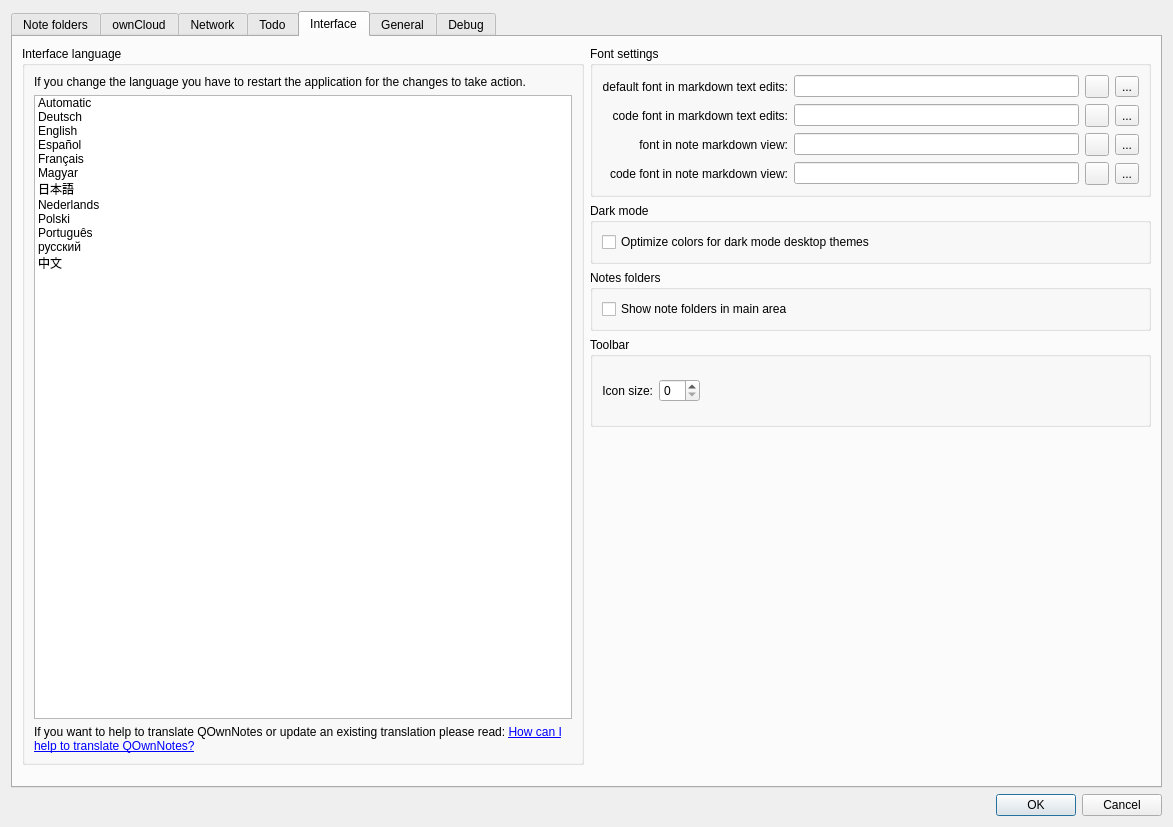
First picture: the form in src/dialogs/settingsdialog.ui, repository pbek/QOwnNotes, before the edit.
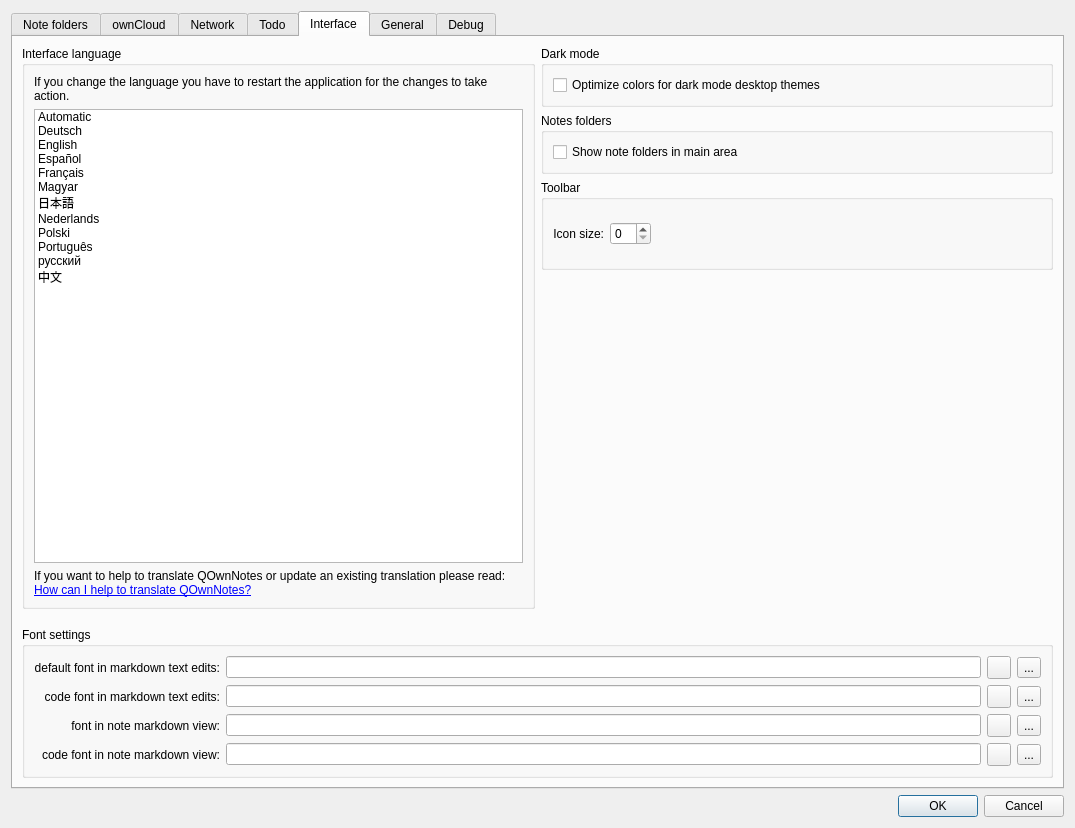
Second picture: the form after the edit. The open tabs and pages were chosen to show the change. Icons and pictures are not drawn. Custom widgets are drawn as their Qt base class.

Commit message: did some fixes to the settings dialog to support small screen widths

The edit to the form file:
```diff
--- a/src/dialogs/settingsdialog.ui
+++ b/src/dialogs/settingsdialog.ui
@@ -6,8 +6,8 @@
    <rect>
     <x>0</x>
     <y>0</y>
-    <width>1173</width>
-    <height>827</height>
+    <width>1075</width>
+    <height>828</height>
    </rect>
   </property>
   <property name="sizePolicy">
@@ -1305,198 +1305,6 @@
               <property name="bottomMargin">
                <number>0</number>
               </property>
-              <item>
-               <widget class="QGroupBox" name="groupBox_2">
-                <property name="sizePolicy">
-                 <sizepolicy hsizetype="Minimum" vsizetype="Preferred">
-                  <horstretch>0</horstretch>
-                  <verstretch>0</verstretch>
-                 </sizepolicy>
-                </property>
-                <property name="title">
-                 <string>Font settings</string>
-                </property>
-                <layout class="QGridLayout" name="gridLayout_6">
-                 <item row="0" column="1">
-                  <widget class="QLineEdit" name="noteTextEditFontLabel">
-                   <property name="readOnly">
-                    <bool>true</bool>
-                   </property>
-                  </widget>
-                 </item>
-                 <item row="3" column="1">
-                  <widget class="QLineEdit" name="noteTextViewCodeFontLabel">
-                   <property name="readOnly">
-                    <bool>true</bool>
-                   </property>
-                  </widget>
-                 </item>
-                 <item row="2" column="1">
-                  <widget class="QLineEdit" name="noteTextViewFontLabel">
-                   <property name="readOnly">
-                    <bool>true</bool>
-                   </property>
-                  </widget>
-                 </item>
-                 <item row="2" column="0">
-                  <widget class="QLabel" name="noteTextViewFontHeadlineLabel">
-                   <property name="text">
-                    <string>font in note markdown view:</string>
-                   </property>
-                   <property name="alignment">
-                    <set>Qt::AlignRight|Qt::AlignTrailing|Qt::AlignVCenter</set>
-                   </property>
-                  </widget>
-                 </item>
-                 <item row="0" column="0">
-                  <widget class="QLabel" name="noteTextEditFontHeadlineLabel">
-                   <property name="text">
-                    <string>default font in markdown text edits:</string>
-                   </property>
-                   <property name="alignment">
-                    <set>Qt::AlignRight|Qt::AlignTrailing|Qt::AlignVCenter</set>
-                   </property>
-                  </widget>
-                 </item>
-                 <item row="1" column="3">
-                  <widget class="QToolButton" name="noteTextEditCodeResetButton">
-                   <property name="toolTip">
-                    <string>reset font</string>
-                   </property>
-                   <property name="text">
-                    <string notr="true">...</string>
-                   </property>
-                   <property name="icon">
-                    <iconset theme="dialog-cancel" resource="../breeze-qownnotes.qrc">
-                     <normaloff>:/icons/breeze-qownnotes/16x16/dialog-cancel.svg</normaloff>:/icons/breeze-qownnotes/16x16/dialog-cancel.svg</iconset>
-                   </property>
-                  </widget>
-                 </item>
-                 <item row="0" column="3">
-                  <widget class="QToolButton" name="noteTextEditResetButton">
-                   <property name="toolTip">
-                    <string>reset font</string>
-                   </property>
-                   <property name="text">
-                    <string notr="true">...</string>
-                   </property>
-                   <property name="icon">
-                    <iconset theme="dialog-cancel" resource="../breeze-qownnotes.qrc">
-                     <normaloff>:/icons/breeze-qownnotes/16x16/dialog-cancel.svg</normaloff>:/icons/breeze-qownnotes/16x16/dialog-cancel.svg</iconset>
-                   </property>
-                  </widget>
-                 </item>
-                 <item row="2" column="2">
-                  <widget class="QToolButton" name="noteTextViewButton">
-                   <property name="toolTip">
-                    <string>set a new font</string>
-                   </property>
-                   <property name="text">
-                    <string/>
-                   </property>
-                   <property name="icon">
-                    <iconset theme="gtk-select-font" resource="../breeze-qownnotes.qrc">
-                     <normaloff>:/icons/breeze-qownnotes/16x16/gtk-select-font.svg</normaloff>:/icons/breeze-qownnotes/16x16/gtk-select-font.svg</iconset>
-                   </property>
-                  </widget>
-                 </item>
-                 <item row="1" column="0">
-                  <widget class="QLabel" name="noteTextEditCodeFontHeadlineLabel">
-                   <property name="text">
-                    <string>code font in markdown text edits:</string>
-                   </property>
-                   <property name="alignment">
-                    <set>Qt::AlignRight|Qt::AlignTrailing|Qt::AlignVCenter</set>
-                   </property>
-                  </widget>
-                 </item>
-                 <item row="3" column="0">
-                  <widget class="QLabel" name="noteTextViewCodeFontHeadlineLabel">
-                   <property name="text">
-                    <string>code font in note markdown view:</string>
-                   </property>
-                   <property name="alignment">
-                    <set>Qt::AlignRight|Qt::AlignTrailing|Qt::AlignVCenter</set>
-                   </property>
-                  </widget>
-                 </item>
-                 <item row="0" column="2">
-                  <widget class="QToolButton" name="noteTextEditButton">
-                   <property name="toolTip">
-                    <string>set a new font</string>
-                   </property>
-                   <property name="icon">
-                    <iconset theme="gtk-select-font" resource="../breeze-qownnotes.qrc">
-                     <normaloff>:/icons/breeze-qownnotes/16x16/gtk-select-font.svg</normaloff>:/icons/breeze-qownnotes/16x16/gtk-select-font.svg</iconset>
-                   </property>
-                  </widget>
-                 </item>
-                 <item row="1" column="1">
-                  <widget class="QLineEdit" name="noteTextEditCodeFontLabel">
-                   <property name="readOnly">
-                    <bool>true</bool>
-                   </property>
-                  </widget>
-                 </item>
-                 <item row="1" column="2">
-                  <widget class="QToolButton" name="noteTextEditCodeButton">
-                   <property name="toolTip">
-                    <string>set a new font</string>
-                   </property>
-                   <property name="text">
-                    <string/>
-                   </property>
-                   <property name="icon">
-                    <iconset theme="gtk-select-font" resource="../breeze-qownnotes.qrc">
-                     <normaloff>:/icons/breeze-qownnotes/16x16/gtk-select-font.svg</normaloff>:/icons/breeze-qownnotes/16x16/gtk-select-font.svg</iconset>
-                   </property>
-                  </widget>
-                 </item>
-                 <item row="2" column="3">
-                  <widget class="QToolButton" name="noteTextViewResetButton">
-                   <property name="toolTip">
-                    <string>reset font</string>
-                   </property>
-                   <property name="text">
-                    <string notr="true">...</string>
-                   </property>
-                   <property name="icon">
-                    <iconset theme="dialog-cancel" resource="../breeze-qownnotes.qrc">
-                     <normaloff>:/icons/breeze-qownnotes/16x16/dialog-cancel.svg</normaloff>:/icons/breeze-qownnotes/16x16/dialog-cancel.svg</iconset>
-                   </property>
-                  </widget>
-                 </item>
-                 <item row="3" column="3">
-                  <widget class="QToolButton" name="noteTextViewCodeResetButton">
-                   <property name="toolTip">
-                    <string>reset font</string>
-                   </property>
-                   <property name="text">
-                    <string notr="true">...</string>
-                   </property>
-                   <property name="icon">
-                    <iconset theme="dialog-cancel" resource="../breeze-qownnotes.qrc">
-                     <normaloff>:/icons/breeze-qownnotes/16x16/dialog-cancel.svg</normaloff>:/icons/breeze-qownnotes/16x16/dialog-cancel.svg</iconset>
-                   </property>
-                  </widget>
-                 </item>
-                 <item row="3" column="2">
-                  <widget class="QToolButton" name="noteTextViewCodeButton">
-                   <property name="toolTip">
-                    <string>set a new font</string>
-                   </property>
-                   <property name="text">
-                    <string/>
-                   </property>
-                   <property name="icon">
-                    <iconset theme="gtk-select-font" resource="../breeze-qownnotes.qrc">
-                     <normaloff>:/icons/breeze-qownnotes/16x16/gtk-select-font.svg</normaloff>:/icons/breeze-qownnotes/16x16/gtk-select-font.svg</iconset>
-                   </property>
-                  </widget>
-                 </item>
-                </layout>
-               </widget>
-              </item>
               <item>
                <widget class="QGroupBox" name="groupBox_14">
                 <property name="title">
@@ -1787,6 +1595,198 @@
              </layout>
             </widget>
            </item>
+           <item row="4" column="0" colspan="2">
+            <widget class="QGroupBox" name="groupBox_2">
+             <property name="sizePolicy">
+              <sizepolicy hsizetype="Minimum" vsizetype="Preferred">
+               <horstretch>0</horstretch>
+               <verstretch>0</verstretch>
+              </sizepolicy>
+             </property>
+             <property name="title">
+              <string>Font settings</string>
+             </property>
+             <layout class="QGridLayout" name="gridLayout_6">
+              <item row="0" column="1">
+               <widget class="QLineEdit" name="noteTextEditFontLabel">
+                <property name="readOnly">
+                 <bool>true</bool>
+                </property>
+               </widget>
+              </item>
+              <item row="3" column="1">
+               <widget class="QLineEdit" name="noteTextViewCodeFontLabel">
+                <property name="readOnly">
+                 <bool>true</bool>
+                </property>
+               </widget>
+              </item>
+              <item row="2" column="1">
+               <widget class="QLineEdit" name="noteTextViewFontLabel">
+                <property name="readOnly">
+                 <bool>true</bool>
+                </property>
+               </widget>
+              </item>
+              <item row="2" column="0">
+               <widget class="QLabel" name="noteTextViewFontHeadlineLabel">
+                <property name="text">
+                 <string>font in note markdown view:</string>
+                </property>
+                <property name="alignment">
+                 <set>Qt::AlignRight|Qt::AlignTrailing|Qt::AlignVCenter</set>
+                </property>
+               </widget>
+              </item>
+              <item row="0" column="0">
+               <widget class="QLabel" name="noteTextEditFontHeadlineLabel">
+                <property name="text">
+                 <string>default font in markdown text edits:</string>
+                </property>
+                <property name="alignment">
+                 <set>Qt::AlignRight|Qt::AlignTrailing|Qt::AlignVCenter</set>
+                </property>
+               </widget>
+              </item>
+              <item row="1" column="3">
+               <widget class="QToolButton" name="noteTextEditCodeResetButton">
+                <property name="toolTip">
+                 <string>reset font</string>
+                </property>
+                <property name="text">
+                 <string notr="true">...</string>
+                </property>
+                <property name="icon">
+                 <iconset theme="dialog-cancel" resource="../breeze-qownnotes.qrc">
+                  <normaloff>:/icons/breeze-qownnotes/16x16/dialog-cancel.svg</normaloff>:/icons/breeze-qownnotes/16x16/dialog-cancel.svg</iconset>
+                </property>
+               </widget>
+              </item>
+              <item row="0" column="3">
+               <widget class="QToolButton" name="noteTextEditResetButton">
+                <property name="toolTip">
+                 <string>reset font</string>
+                </property>
+                <property name="text">
+                 <string notr="true">...</string>
+                </property>
+                <property name="icon">
+                 <iconset theme="dialog-cancel" resource="../breeze-qownnotes.qrc">
+                  <normaloff>:/icons/breeze-qownnotes/16x16/dialog-cancel.svg</normaloff>:/icons/breeze-qownnotes/16x16/dialog-cancel.svg</iconset>
+                </property>
+               </widget>
+              </item>
+              <item row="2" column="2">
+               <widget class="QToolButton" name="noteTextViewButton">
+                <property name="toolTip">
+                 <string>set a new font</string>
+                </property>
+                <property name="text">
+                 <string/>
+                </property>
+                <property name="icon">
+                 <iconset theme="gtk-select-font" resource="../breeze-qownnotes.qrc">
+                  <normaloff>:/icons/breeze-qownnotes/16x16/gtk-select-font.svg</normaloff>:/icons/breeze-qownnotes/16x16/gtk-select-font.svg</iconset>
+                </property>
+               </widget>
+              </item>
+              <item row="1" column="0">
+               <widget class="QLabel" name="noteTextEditCodeFontHeadlineLabel">
+                <property name="text">
+                 <string>code font in markdown text edits:</string>
+                </property>
+                <property name="alignment">
+                 <set>Qt::AlignRight|Qt::AlignTrailing|Qt::AlignVCenter</set>
+                </property>
+               </widget>
+              </item>
+              <item row="3" column="0">
+               <widget class="QLabel" name="noteTextViewCodeFontHeadlineLabel">
+                <property name="text">
+                 <string>code font in note markdown view:</string>
+                </property>
+                <property name="alignment">
+                 <set>Qt::AlignRight|Qt::AlignTrailing|Qt::AlignVCenter</set>
+                </property>
+               </widget>
+              </item>
+              <item row="0" column="2">
+               <widget class="QToolButton" name="noteTextEditButton">
+                <property name="toolTip">
+                 <string>set a new font</string>
+                </property>
+                <property name="icon">
+                 <iconset theme="gtk-select-font" resource="../breeze-qownnotes.qrc">
+                  <normaloff>:/icons/breeze-qownnotes/16x16/gtk-select-font.svg</normaloff>:/icons/breeze-qownnotes/16x16/gtk-select-font.svg</iconset>
+                </property>
+               </widget>
+              </item>
+              <item row="1" column="1">
+               <widget class="QLineEdit" name="noteTextEditCodeFontLabel">
+                <property name="readOnly">
+                 <bool>true</bool>
+                </property>
+               </widget>
+              </item>
+              <item row="1" column="2">
+               <widget class="QToolButton" name="noteTextEditCodeButton">
+                <property name="toolTip">
+                 <string>set a new font</string>
+                </property>
+                <property name="text">
+                 <string/>
+                </property>
+                <property name="icon">
+                 <iconset theme="gtk-select-font" resource="../breeze-qownnotes.qrc">
+                  <normaloff>:/icons/breeze-qownnotes/16x16/gtk-select-font.svg</normaloff>:/icons/breeze-qownnotes/16x16/gtk-select-font.svg</iconset>
+                </property>
+               </widget>
+              </item>
+              <item row="2" column="3">
+               <widget class="QToolButton" name="noteTextViewResetButton">
+                <property name="toolTip">
+                 <string>reset font</string>
+                </property>
+                <property name="text">
+                 <string notr="true">...</string>
+                </property>
+                <property name="icon">
+                 <iconset theme="dialog-cancel" resource="../breeze-qownnotes.qrc">
+                  <normaloff>:/icons/breeze-qownnotes/16x16/dialog-cancel.svg</normaloff>:/icons/breeze-qownnotes/16x16/dialog-cancel.svg</iconset>
+                </property>
+               </widget>
+              </item>
+              <item row="3" column="3">
+               <widget class="QToolButton" name="noteTextViewCodeResetButton">
+                <property name="toolTip">
+                 <string>reset font</string>
+                </property>
+                <property name="text">
+                 <string notr="true">...</string>
+                </property>
+                <property name="icon">
+                 <iconset theme="dialog-cancel" resource="../breeze-qownnotes.qrc">
+                  <normaloff>:/icons/breeze-qownnotes/16x16/dialog-cancel.svg</normaloff>:/icons/breeze-qownnotes/16x16/dialog-cancel.svg</iconset>
+                </property>
+               </widget>
+              </item>
+              <item row="3" column="2">
+               <widget class="QToolButton" name="noteTextViewCodeButton">
+                <property name="toolTip">
+                 <string>set a new font</string>
+                </property>
+                <property name="text">
+                 <string/>
+                </property>
+                <property name="icon">
+                 <iconset theme="gtk-select-font" resource="../breeze-qownnotes.qrc">
+                  <normaloff>:/icons/breeze-qownnotes/16x16/gtk-select-font.svg</normaloff>:/icons/breeze-qownnotes/16x16/gtk-select-font.svg</iconset>
+                </property>
+               </widget>
+              </item>
+             </layout>
+            </widget>
+           </item>
           </layout>
          </item>
          <item>
```
Left out of the diff: 2 changed lines with no effect on the pictures. The commit also changes 3 other files.
